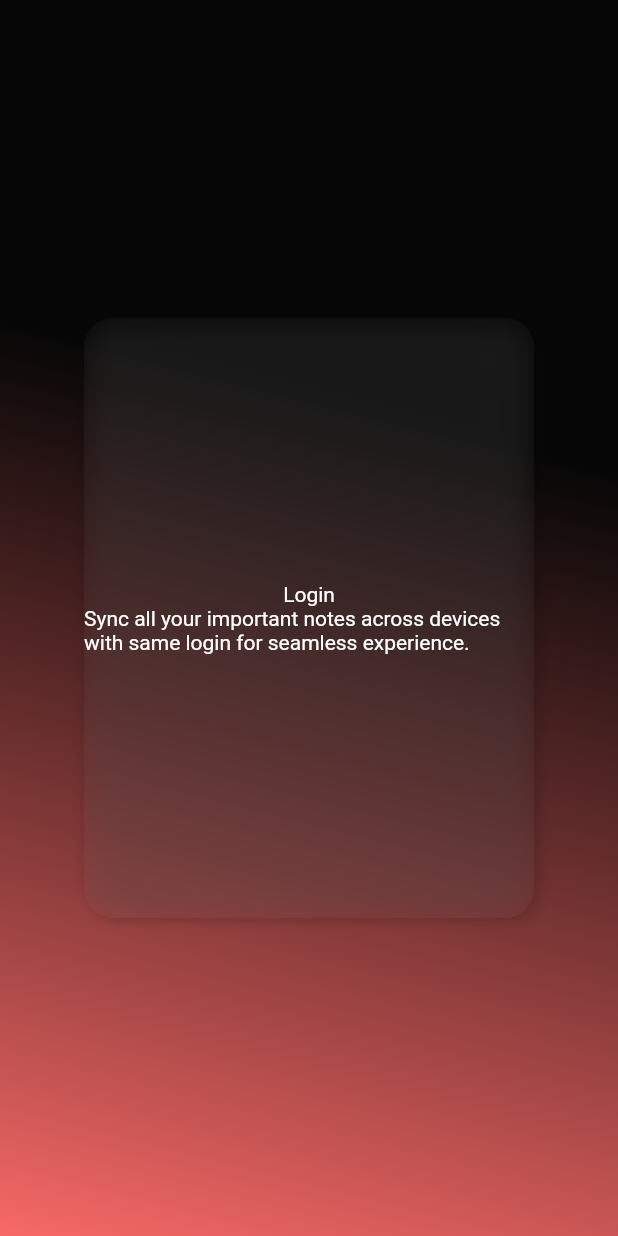
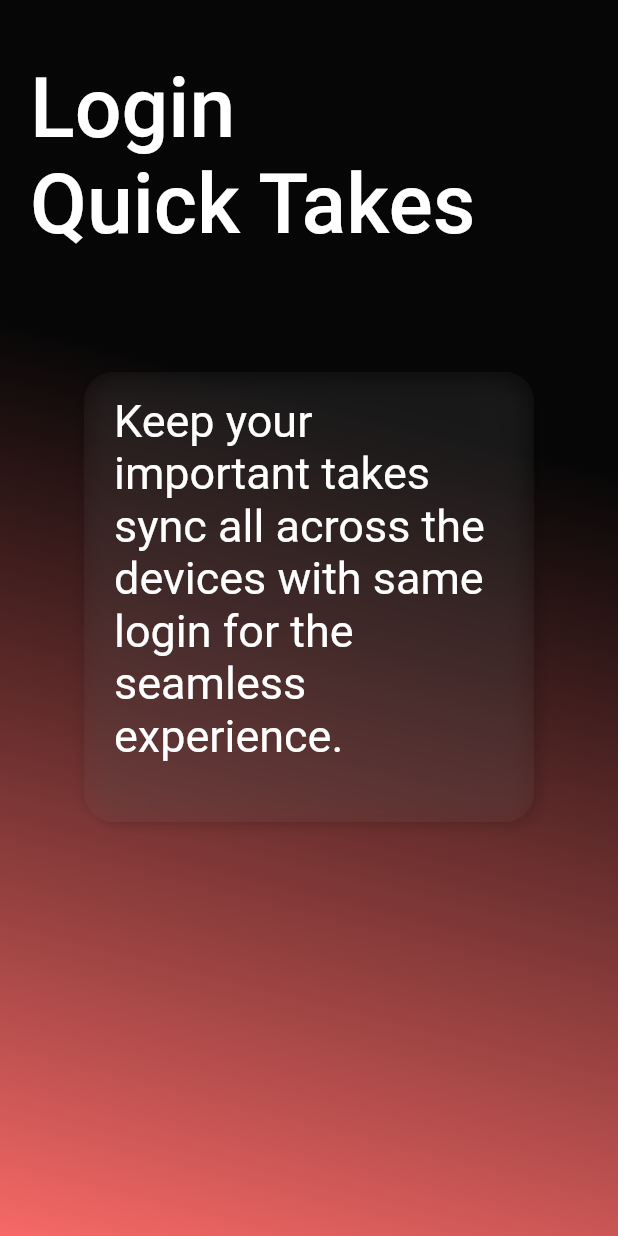
Before and after one commit to vinay416/quick_type, a Flutter app: the screen it shows after launch, on a phone screen of 412 x 824 dp. Run offline on Flutter 3.47's test engine with Material 2 defaults, Android fonts, the phone set to English and light mode, and no system bars; our stand-ins replace cloud_firestore, firebase_auth, firebase_core, go_router, google_sign_in, shared_preferences; accounts and stored records are empty.

Commit message:
refactor changes

```diff
--- /dev/null
+++ b/lib/auth/utils/auth_texts.dart
@@ -0,0 +1,8 @@
+class AuthTexts {
+  const AuthTexts._();
+
+  static String get loginTitle => 'Login\nQuick Takes';
+
+  static String get description =>
+      'Keep your important takes sync all across the devices with same login for the seamless experience.';
+}
--- a/lib/auth/view/login_view.dart
+++ b/lib/auth/view/login_view.dart
@@ -1,57 +1,19 @@
-import 'dart:ui';
-
 import 'package:flutter/material.dart';
-import 'package:quick_takes/global/app_colors.dart';
-import 'package:quick_takes/global/asset_images.dart';
-import 'package:quick_takes/global/widgets/blur_widget.dart';
+import 'package:quick_takes/auth/view/widgets/login_background.dart';
+import 'package:quick_takes/auth/view/widgets/login_foreground.dart';
 
 class LoginView extends StatelessWidget {
   const LoginView({super.key});
 
   @override
   Widget build(BuildContext context) {
-    final isDark = Theme.of(context).brightness == Brightness.dark;
-
-    return Scaffold(
+    return const Scaffold(
       body: Stack(
         children: [
-          Container(
-            decoration: BoxDecoration(
-              gradient: LinearGradient(
-                stops: const [
-                  0.3,
-                  1.0,
-                ],
-                begin: Alignment.topCenter,
-                end: Alignment.bottomLeft,
-                colors: [
-                  isDark ? Colors.black87 : Colors.white,
-                  AppColors.secondary,
-                ],
-              ),
-            ),
-          ),
-          loginCardDesign,
+          LoginBackground(),
+          LoginForeground(),
         ],
       ),
     );
   }
-
-  Widget get loginCardDesign {
-    return Center(
-      child: BlurWidget(
-        borderRadius: BorderRadius.circular(20),
-        height: 400,
-        width: 300,
-        child: Column(
-          mainAxisAlignment: MainAxisAlignment.center,
-          children: [
-            Text('Login'),
-            Text(
-                'Sync all your important notes across devices with same login for seamless experience.')
-          ],
-        ),
-      ),
-    );
-  }
 }
--- /dev/null
+++ b/lib/auth/view/widgets/login_background.dart
@@ -0,0 +1,27 @@
+import 'package:flutter/material.dart';
+import 'package:quick_takes/global/app_colors.dart';
+import 'package:quick_takes/global/extension/context_extensions.dart';
+
+class LoginBackground extends StatelessWidget {
+  const LoginBackground({super.key});
+
+  @override
+  Widget build(BuildContext context) {
+    return Container(
+      decoration: BoxDecoration(
+        gradient: LinearGradient(
+          stops: const [
+            0.3,
+            1.0,
+          ],
+          begin: Alignment.topCenter,
+          end: Alignment.bottomLeft,
+          colors: [
+            context.isDarkMode ? Colors.black87 : Colors.white,
+            AppColors.secondary,
+          ],
+        ),
+      ),
+    );
+  }
+}
--- /dev/null
+++ b/lib/auth/view/widgets/login_desc_card.dart
@@ -0,0 +1,27 @@
+import 'package:flutter/material.dart';
+import 'package:quick_takes/auth/utils/auth_texts.dart';
+import 'package:quick_takes/global/app_textstyles.dart';
+import 'package:quick_takes/global/widgets/blur_widget.dart';
+
+class LoginDescCard extends StatelessWidget {
+  const LoginDescCard({super.key});
+
+  @override
+  Widget build(BuildContext context) {
+   return Center(
+      child: BlurWidget(
+        contentPadding: const EdgeInsets.symmetric(
+          horizontal: 20,
+          vertical: 15,
+        ),
+        borderRadius: BorderRadius.circular(20),
+        height: 300,
+        width: 300,
+        child: Text(
+          AuthTexts.description,
+          style: AppTextStyles.descprition,
+        ),
+      ),
+    );
+  }
+}
--- /dev/null
+++ b/lib/auth/view/widgets/login_foreground.dart
@@ -0,0 +1,37 @@
+import 'package:flutter/material.dart';
+import 'package:quick_takes/auth/utils/auth_texts.dart';
+import 'package:quick_takes/auth/view/widgets/login_desc_card.dart';
+import 'package:quick_takes/global/app_textstyles.dart';
+
+class LoginForeground extends StatelessWidget {
+  const LoginForeground({super.key});
+
+  @override
+  Widget build(BuildContext context) {
+    return Padding(
+      padding: const EdgeInsets.symmetric(
+        horizontal: 20,
+        vertical: 40,
+      ),
+      child: Column(
+        crossAxisAlignment: CrossAxisAlignment.start,
+        children: [
+          loginTitle,
+          const SizedBox(height: 80),
+          loginCardDesign,
+        ],
+      ),
+    );
+  }
+
+  Widget get loginTitle {
+    return Text(
+      AuthTexts.loginTitle,
+      style: AppTextStyles.titleLarge,
+    );
+  }
+
+  Widget get loginCardDesign {
+    return const LoginDescCard();
+  }
+}
--- /dev/null
+++ b/lib/global/app_textstyles.dart
@@ -0,0 +1,15 @@
+import 'package:flutter/material.dart';
+
+class AppTextStyles {
+  const AppTextStyles._();
+
+  static TextStyle get titleLarge => const TextStyle(
+        fontSize: 55,
+        fontWeight: FontWeight.w500,
+      );
+
+  static TextStyle get descprition => const TextStyle(
+        fontSize: 30,
+        fontWeight: FontWeight.w400,
+      );
+}
--- /dev/null
+++ b/lib/global/extension/context_extensions.dart
@@ -0,0 +1,8 @@
+import 'package:flutter/material.dart';
+
+extension CustomContext on BuildContext{
+  bool get isDarkMode {
+    return Theme.of(this).brightness == Brightness.dark;
+  }
+
+}
--- a/lib/global/widgets/blur_widget.dart
+++ b/lib/global/widgets/blur_widget.dart
@@ -1,13 +1,13 @@
 import 'dart:ui';
 
 import 'package:flutter/material.dart';
-import 'package:quick_takes/global/app_colors.dart';
 
 class BlurWidget extends StatelessWidget {
   const BlurWidget({
     required this.height,
     required this.width,
     required this.child,
+    this.contentPadding,
     this.borderRadius,
     this.gradients,
     super.key,
@@ -16,6 +16,7 @@ class BlurWidget extends StatelessWidget {
   final double width;
   final BorderRadius? borderRadius;
   final List<Color>? gradients;
+  final EdgeInsets? contentPadding;
   final Widget child;
 
   @override
@@ -55,7 +56,10 @@ class BlurWidget extends StatelessWidget {
               child: Container(),
             ),
           ),
-          child,
+          Padding(
+            padding: contentPadding ?? const EdgeInsets.all(8.0),
+            child: child,
+          ),
         ],
       ),
     );
```
